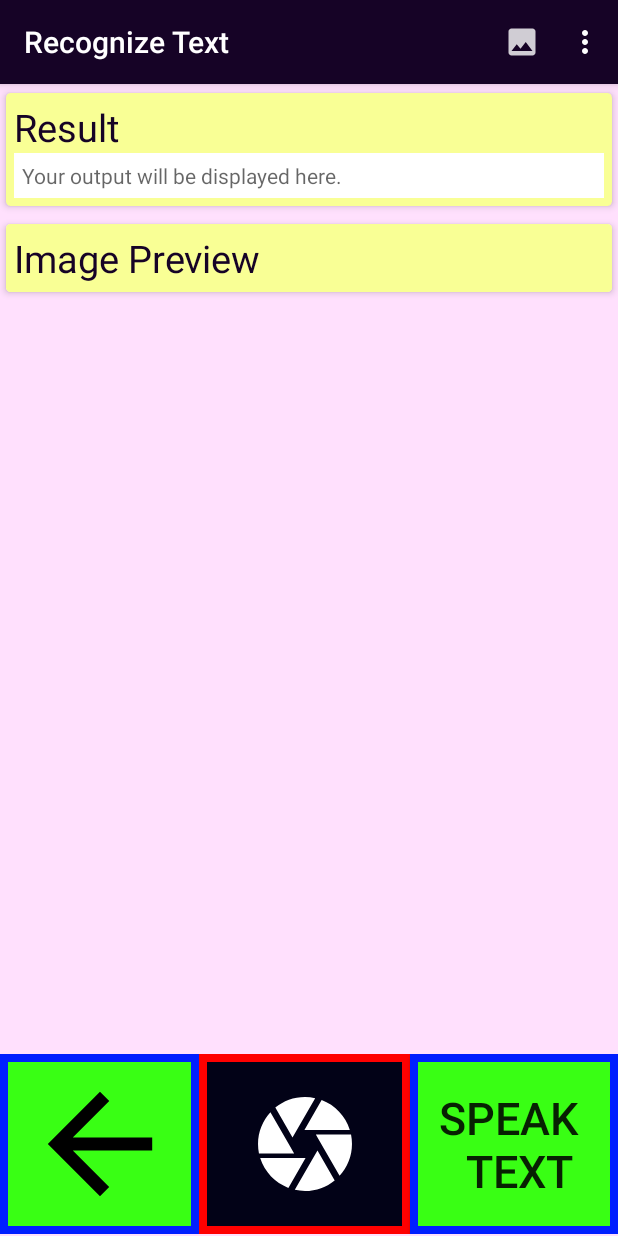
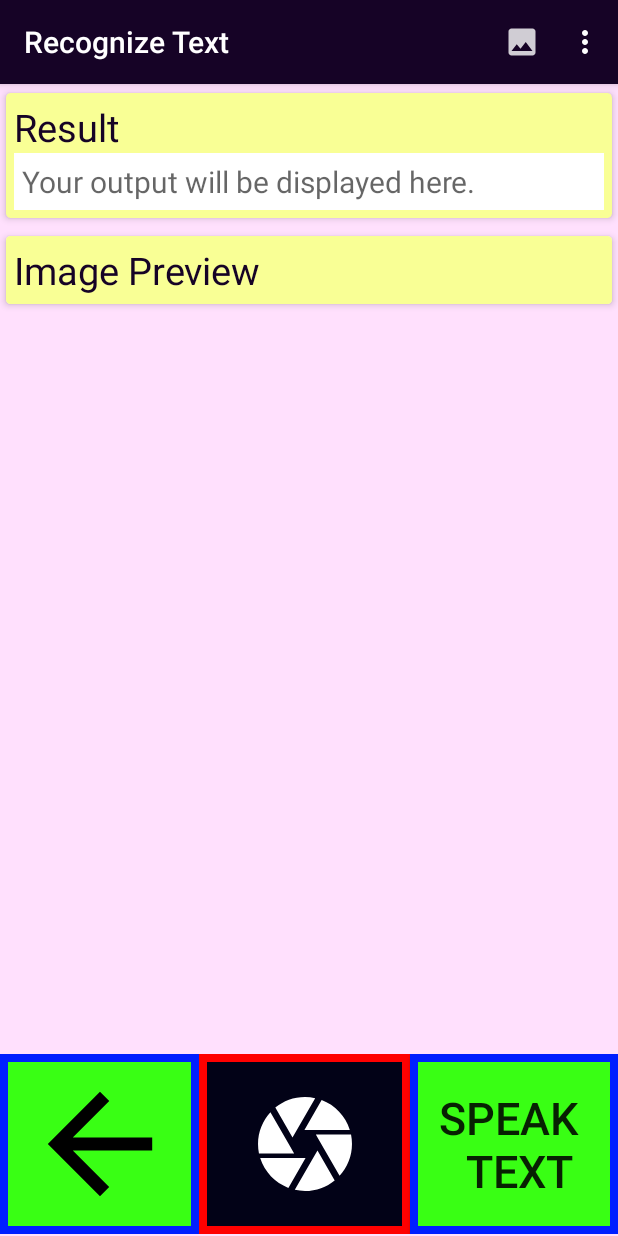
Before and after one commit to DevelopShen/EyeC, an Android app: the RecognizeText screen opened directly, with no data from a screen before it, on a phone screen of 412 x 824 dp. Run offline under Robolectric (Android 15) with nearby library versions, the phone set to English and light mode, and no system bars; libraries missing offline, so code that uses them is left out: com.google.android.gms, com.theartofdev.edmodo; pictures from the network do not load.

Commit message:
Another Updates!

```diff
--- a/app/src/main/res/layout/activity_recognize_text.xml
+++ b/app/src/main/res/layout/activity_recognize_text.xml
@@ -47,7 +47,8 @@
                         android:background="@color/white"
                         android:hint="@string/textOutputHint"
                         android:padding="5dp"
-                        android:textColor="#000" />
+                        android:textSize="20sp"
+                        android:textColor="@color/dark_grey" />
                 </LinearLayout>
             </androidx.cardview.widget.CardView>
 
--- a/app/src/main/res/values/colors.xml
+++ b/app/src/main/res/values/colors.xml
@@ -13,6 +13,7 @@
     <color name="dark_yellow">#212105</color>
     <color name="dark_red">#260303</color>
     <color name="dark_purple">#160326</color>
+    <color name="dark_grey">#414243</color>
     <color name="strong_green">#0C790F</color>
     <color name="neon_green">#39FF14</color>
     <color name="blue">#001FFF</color>
```
